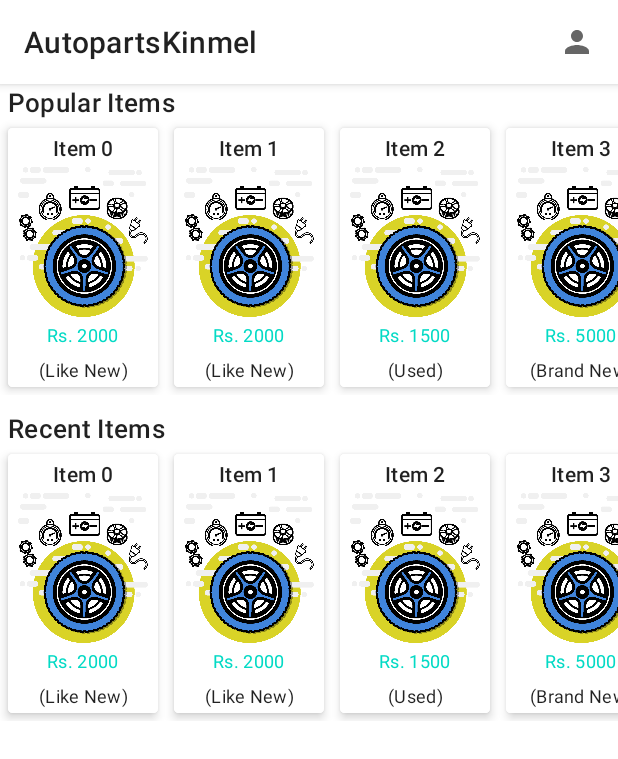
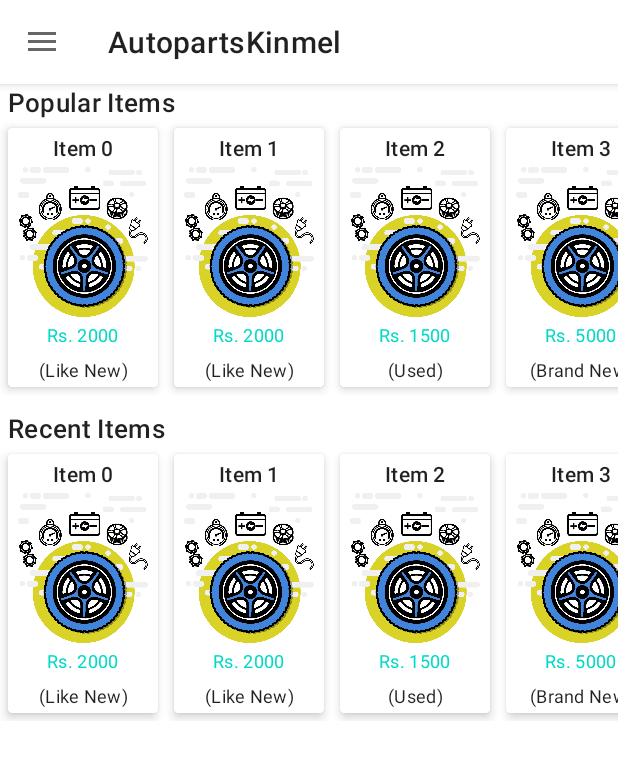
Before and after one commit to Amit-Shrestha3/autopart, an Android app: the screen it shows after launch (MainActivity), on a phone screen of 412 x 824 dp. Shown: the top 759 px of the screen. Run offline under Robolectric (Android 15) with nearby library versions, the phone set to English and light mode, and no system bars; our stand-ins replace Picasso.

Commit message:
added navigation drawer

```diff
--- a/app/src/main/java/com/autopartskinmel/activities/MainActivity.java
+++ b/app/src/main/java/com/autopartskinmel/activities/MainActivity.java
@@ -1,19 +1,30 @@
 package com.autopartskinmel.activities;
 
+import androidx.annotation.NonNull;
+import androidx.appcompat.app.ActionBarDrawerToggle;
 import androidx.appcompat.app.AppCompatActivity;
+import androidx.appcompat.widget.Toolbar;
+import androidx.core.view.GravityCompat;
+import androidx.drawerlayout.widget.DrawerLayout;
 import androidx.recyclerview.widget.LinearLayoutManager;
 import androidx.recyclerview.widget.RecyclerView;
 import android.content.Intent;
 import android.os.Bundle;
-import android.widget.ImageView;
+import android.view.MenuItem;
+import android.view.View;
 import android.widget.Toast;
 import com.autopartskinmel.R;
 import com.autopartskinmel.adapter.ItemAdapter;
 import com.autopartskinmel.model.Item;
+import com.google.android.material.card.MaterialCardView;
+import com.google.android.material.navigation.NavigationView;
 import java.util.ArrayList;
 
-public class MainActivity extends AppCompatActivity implements ItemAdapter.OnItemClickListener {
-    private ImageView profileIcon;
+public class MainActivity extends AppCompatActivity implements NavigationView.OnNavigationItemSelectedListener, ItemAdapter.OnItemClickListener {
+    private Toolbar toolbar;
+    private DrawerLayout drawerLayout;
+    private NavigationView navigationView;
+    private MaterialCardView profileLayout;
 
     private RecyclerView popularRecyclerItems, recentRecyclerItems;
     private ItemAdapter itemAdapter;
@@ -25,15 +36,30 @@ public class MainActivity extends AppCompatActivity implements ItemAdapter.OnIte
         setContentView(R.layout.activity_main);
 
         initFields();
+        setSupportActionBar(toolbar);
 
-        profileIcon.setOnClickListener(view -> openLoginActivity());
+        ActionBarDrawerToggle toggle = new ActionBarDrawerToggle(this, drawerLayout, toolbar,
+                R.string.open, R.string.close);
+        drawerLayout.addDrawerListener(toggle);
+        toggle.syncState();
+
+        //On navigation item clicked...
+        navigationView.setNavigationItemSelectedListener(this);
+
+        profileLayout.setOnClickListener(view -> openLoginActivity());
 
         buildRecyclerViewOfPopularItems();
         buildRecyclerViewOfRecentItems();
     }
 
     private void initFields() {
-        profileIcon = findViewById(R.id.profile_icon);
+        toolbar = findViewById(R.id.toolbar);
+        drawerLayout = findViewById(R.id.drawer_layout);
+
+        navigationView = findViewById(R.id.navigation_view);
+        View header = navigationView.getHeaderView(0);
+        profileLayout = header.findViewById(R.id.image_card_layout);
+
         popularRecyclerItems = findViewById(R.id.popular_recycler_items);
         recentRecyclerItems = findViewById(R.id.recent_recycler_items);
     }
@@ -80,4 +106,32 @@ public class MainActivity extends AppCompatActivity implements ItemAdapter.OnIte
     private void openLoginActivity() {
         startActivity(new Intent(getApplicationContext(), LoginActivity.class));
     }
+
+    @Override
+    public boolean onNavigationItemSelected(@NonNull MenuItem item) {
+        if (item.getItemId() == R.id.car_accessories){
+            Toast.makeText(this, "Car Accessories", Toast.LENGTH_SHORT).show();
+        }
+        if (item.getItemId() == R.id.car_parts){
+            Toast.makeText(this, "Car Parts", Toast.LENGTH_SHORT).show();
+        }
+        if (item.getItemId() == R.id.motorcycle_accessories){
+            Toast.makeText(this, "Motorcycle Accessories", Toast.LENGTH_SHORT).show();
+        }
+        if (item.getItemId() == R.id.motorcycle_helmet){
+            Toast.makeText(this, "Motorcycle Helmet", Toast.LENGTH_SHORT).show();
+        }
+        if (item.getItemId() == R.id.motorcycle_parts){
+            Toast.makeText(this, "Motorcycle Parts", Toast.LENGTH_SHORT).show();
+        }
+        if (item.getItemId() == R.id.motorcycle_riding_wear){
+            Toast.makeText(this, "Motorcycle Riding Wear", Toast.LENGTH_SHORT).show();
+        }
+        if (item.getItemId() == R.id.motorcycle_tyre_and_wheel){
+            Toast.makeText(this, "Motorcycle Tyre and Wheel", Toast.LENGTH_SHORT).show();
+        }
+
+        drawerLayout.closeDrawer(GravityCompat.START);
+        return false;
+    }
 }
--- a/app/src/main/res/layout/activity_main.xml
+++ b/app/src/main/res/layout/activity_main.xml
@@ -1,52 +1,31 @@
 <?xml version="1.0" encoding="utf-8"?>
-<androidx.constraintlayout.widget.ConstraintLayout xmlns:android="http://schemas.android.com/apk/res/android"
+<androidx.drawerlayout.widget.DrawerLayout xmlns:android="http://schemas.android.com/apk/res/android"
     xmlns:app="http://schemas.android.com/apk/res-auto"
     xmlns:tools="http://schemas.android.com/tools"
     android:layout_width="match_parent"
     android:layout_height="match_parent"
+    android:id="@+id/drawer_layout"
+    tools:openDrawer="left"
     tools:context=".activities.MainActivity">
 
-    <com.google.android.material.appbar.AppBarLayout
-        android:id="@+id/appBar"
+    <LinearLayout
         android:layout_width="match_parent"
-        android:layout_height="?android:attr/actionBarSize"
-        app:layout_constraintTop_toTopOf="parent"
-        app:layout_constraintStart_toStartOf="parent"
-        app:layout_constraintEnd_toEndOf="parent">
+        android:layout_height="match_parent"
+        android:orientation="vertical">
 
-        <LinearLayout
+        <com.google.android.material.appbar.AppBarLayout
+            android:id="@+id/appBar"
             android:layout_width="match_parent"
-            android:layout_height="match_parent"
-            android:orientation="horizontal">
+            android:layout_height="?android:attr/actionBarSize"
+            app:elevation="4dp">
 
             <androidx.appcompat.widget.Toolbar
                 android:id="@+id/toolbar"
-                android:layout_width="0dp"
+                android:layout_width="match_parent"
                 android:layout_height="match_parent"
-                android:layout_weight="1"
                 app:title="@string/app_name"/>
 
-            <ImageView
-                android:id="@+id/profile_icon"
-                android:layout_width="wrap_content"
-                android:layout_height="match_parent"
-                android:src="@drawable/ic_baseline_profile"
-                android:padding="15dp"
-                tools:ignore="ContentDescription"/>
-
-        </LinearLayout>
-
-    </com.google.android.material.appbar.AppBarLayout>
-
-    <LinearLayout
-        android:layout_width="match_parent"
-        android:layout_height="0dp"
-        android:background="?android:colorBackground"
-        android:orientation="vertical"
-        app:layout_constraintTop_toBottomOf="@+id/appBar"
-        app:layout_constraintStart_toStartOf="parent"
-        app:layout_constraintEnd_toEndOf="parent"
-        app:layout_constraintBottom_toBottomOf="parent">
+        </com.google.android.material.appbar.AppBarLayout>
 
         <TextView
             android:layout_width="wrap_content"
@@ -77,4 +56,13 @@
 
     </LinearLayout>
 
-</androidx.constraintlayout.widget.ConstraintLayout>
+    <com.google.android.material.navigation.NavigationView
+        android:id="@+id/navigation_view"
+        android:layout_width="wrap_content"
+        android:layout_height="match_parent"
+        android:layout_gravity="start"
+        android:fitsSystemWindows="true"
+        app:headerLayout="@layout/nav_header"
+        app:menu="@menu/nav_menu_item"/>
+
+</androidx.drawerlayout.widget.DrawerLayout>
--- a/app/src/main/res/layout/activity_register.xml
+++ b/app/src/main/res/layout/activity_register.xml
@@ -148,14 +148,14 @@
 
     <com.google.android.material.button.MaterialButton
         android:id="@+id/register_btn"
-        android:layout_width="150dp"
+        android:layout_width="0dp"
         android:layout_height="wrap_content"
         app:backgroundTint="@color/teal_200"
         android:text="@string/register"
         app:cornerRadius="5dp"
         app:layout_constraintTop_toBottomOf="@+id/phone_field"
-        app:layout_constraintStart_toStartOf="parent"
-        app:layout_constraintEnd_toEndOf="parent"
+        app:layout_constraintStart_toStartOf="@id/phone_field"
+        app:layout_constraintEnd_toEndOf="@id/phone_field"
         app:layout_constraintBottom_toBottomOf="parent"
         android:layout_marginBottom="30dp"/>
 
--- /dev/null
+++ b/app/src/main/res/menu/nav_menu_item.xml
@@ -0,0 +1,37 @@
+<?xml version="1.0" encoding="utf-8"?>
+<menu xmlns:android="http://schemas.android.com/apk/res/android">
+
+    <item android:title="@string/parts_amp_accessories">
+        <menu>
+            <item
+                android:id="@+id/car_accessories"
+                android:title="@string/car_accessories"/>
+
+            <item
+                android:id="@+id/car_parts"
+                android:title="@string/car_parts"/>
+
+            <item
+                android:id="@+id/motorcycle_accessories"
+                android:title="@string/motorcycle_accessories"/>
+
+            <item
+                android:id="@+id/motorcycle_helmet"
+                android:title="@string/motorcycle_helmet"/>
+
+            <item
+                android:id="@+id/motorcycle_parts"
+                android:title="@string/motorcycle_parts"/>
+
+            <item
+                android:id="@+id/motorcycle_riding_wear"
+                android:title="@string/motorcycle_riding_wear"/>
+
+            <item
+                android:id="@+id/motorcycle_tyre_and_wheel"
+                android:title="@string/motorcycle_tyre_and_wheel"/>
+
+        </menu>
+    </item>
+
+</menu>
--- a/app/src/main/res/values/strings.xml
+++ b/app/src/main/res/values/strings.xml
@@ -16,4 +16,16 @@
     <string name="enter_password">Enter Password</string>
     <string name="login">Login</string>
     <string name="don_t_have_account">Don\'t have account?</string>
+    <string name="parts_amp_accessories"><![CDATA[Parts & Accessories]]></string>
+    <string name="car_accessories">Car - Accessories</string>
+    <string name="car_parts">Car - Parts</string>
+    <string name="motorcycle_accessories">Motorcycle - Accessories</string>
+    <string name="motorcycle_helmet">Motorcycle - Helmet</string>
+    <string name="motorcycle_parts">Motorcycle - Parts</string>
+    <string name="motorcycle_riding_wear">Motorcycle - Riding Wear</string>
+    <string name="motorcycle_tyre_and_wheel">Motorcycle - Tyre and Wheel</string>
+
+    <string name="open">Open Navigation</string>
+    <string name="close">Close Navigation</string>
+    <string name="guest">Guest</string>
 </resources>
```
Also changed, not shown: app/src/main/res/drawable/ic_baseline_menu.xml (added, +10 -0 lines), app/src/main/res/layout/activity_login.xml (+4 -4 lines), app/src/main/res/layout/nav_header.xml (added, +45 -0 lines), app/src/main/res/drawable/blank_profile.png (added).
